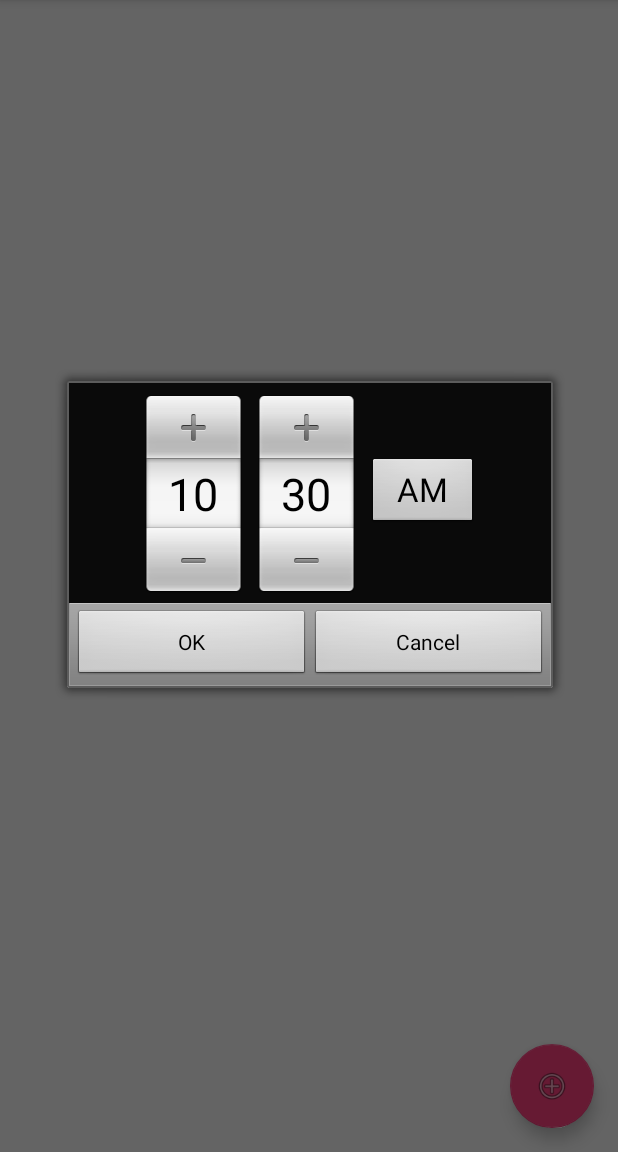
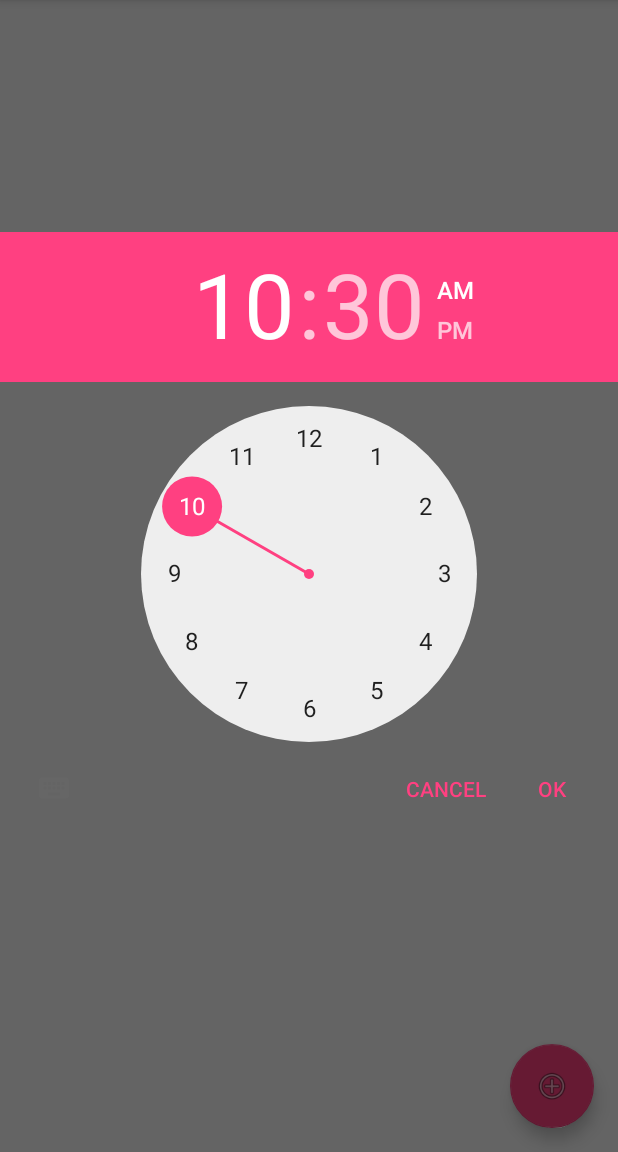
Before and after one commit to n256Coding/CrazyAlarm, an Android app: the screen it shows after launch (MainActivity), after a tap on an icon or button, on a phone screen of 412 x 824 dp, the part 84-1236 px from its top. Run offline under Robolectric (Android 15) with nearby library versions, the phone set to English and light mode, and no system bars.

Commit message:
Bug fixes and UI improvements.

```diff
--- a/app/src/main/AndroidManifest.xml
+++ b/app/src/main/AndroidManifest.xml
@@ -27,7 +27,7 @@
             android:name=".AlarmViewerActivity"
             android:configChanges="orientation|keyboardHidden|screenSize"
             android:label="@string/title_activity_alarm_viewer"
-            android:theme="@style/FullscreenTheme"
+            android:theme="@style/AppTheme"
             android:excludeFromRecents="true"
             android:launchMode="singleTop"/>
 
--- a/app/src/main/java/com/n256coding/crazyalarm/MainActivity.java
+++ b/app/src/main/java/com/n256coding/crazyalarm/MainActivity.java
@@ -1,6 +1,8 @@
 package com.n256coding.crazyalarm;
 
 import android.app.TimePickerDialog;
+import android.graphics.Color;
+import android.graphics.drawable.ColorDrawable;
 import android.media.MediaPlayer;
 import android.support.design.widget.FloatingActionButton;
 import android.support.v7.app.AppCompatActivity;
@@ -39,6 +41,7 @@ public class MainActivity extends AppCompatActivity {
         lvAlarmList = findViewById(R.id.lv_alarmList);
         fabAddAlarm = findViewById(R.id.fab_addAlarm);
 
+
         List<Alarm> alarmList = new ArrayList<>();
         try {
             alarmList = Alarm.getAllAlarms(getApplicationContext());
@@ -54,7 +57,6 @@ public class MainActivity extends AppCompatActivity {
             @Override
             public void onClick(View view) {
                 TimePickerDialog timePickerDialog = new TimePickerDialog(MainActivity.this,
-                        1,
                         new TimePickerDialog.OnTimeSetListener() {
                             @Override
                             public void onTimeSet(TimePicker timePicker, int i, int i1) {
@@ -74,6 +76,7 @@ public class MainActivity extends AppCompatActivity {
                         DateEx.getCurrentHourOfDay(),
                         DateEx.getCurrentMinute(),
                         false);
+                timePickerDialog.getWindow().setBackgroundDrawable(new ColorDrawable(Color.TRANSPARENT));
                 timePickerDialog.show();
             }
         });
--- a/app/src/main/java/com/n256coding/crazyalarm/adapters/CustomAdapter.java
+++ b/app/src/main/java/com/n256coding/crazyalarm/adapters/CustomAdapter.java
@@ -60,7 +60,6 @@ public class CustomAdapter extends RecyclerView.Adapter<CustomAdapter.ViewHolder
                 @Override
                 public void onClick(View view) {
                     TimePickerDialog timePicker = new TimePickerDialog(view.getContext(),
-                            1,
                             new TimePickerDialog.OnTimeSetListener() {
                                 @Override
                                 public void onTimeSet(TimePicker timePicker, int hourOfDay, int minute) {
--- a/app/src/main/java/com/n256coding/crazyalarm/helper/AlarmActivator.java
+++ b/app/src/main/java/com/n256coding/crazyalarm/helper/AlarmActivator.java
@@ -11,7 +11,7 @@ import com.n256coding.crazyalarm.recievers.AlarmReceiver;
 
 public class AlarmActivator {
 
-    public static void activeAlarm(Context context, Alarm alarm) {
+    public static void activateAlarm(Context context, Alarm alarm) {
         AlarmManager alarmManager = (AlarmManager) context.getSystemService(Context.ALARM_SERVICE);
         Intent intent = new Intent(context, AlarmReceiver.class);
         intent.putExtra("alarm", alarm);
--- a/app/src/main/res/layout/activity_main.xml
+++ b/app/src/main/res/layout/activity_main.xml
@@ -4,19 +4,8 @@
     xmlns:tools="http://schemas.android.com/tools"
     android:layout_width="match_parent"
     android:layout_height="match_parent"
+    android:theme="@style/AppTheme"
     tools:context="com.n256coding.crazyalarm.MainActivity">
-
-
-    <android.support.design.widget.FloatingActionButton
-        android:id="@+id/fab_addAlarm"
-        android:layout_width="wrap_content"
-        android:layout_height="wrap_content"
-        android:layout_marginBottom="16dp"
-        android:layout_marginEnd="16dp"
-        android:clickable="true"
-        app:layout_constraintBottom_toBottomOf="parent"
-        app:layout_constraintEnd_toEndOf="parent"
-        app:srcCompat="@android:drawable/ic_menu_add" />
 
     <android.support.v7.widget.RecyclerView
         android:id="@+id/lv_alarmList"
@@ -28,4 +17,17 @@
         app:layout_constraintStart_toStartOf="parent"
         app:layout_constraintTop_toTopOf="parent"
         app:layout_constraintVertical_bias="1.0" />
+
+    <android.support.design.widget.FloatingActionButton
+        android:id="@+id/fab_addAlarm"
+        android:layout_width="wrap_content"
+        android:layout_height="wrap_content"
+        android:layout_marginBottom="16dp"
+        android:layout_marginEnd="16dp"
+        android:clickable="true"
+        android:focusable="true"
+        app:layout_constraintBottom_toBottomOf="parent"
+        app:layout_constraintEnd_toEndOf="parent"
+        app:srcCompat="@android:drawable/ic_menu_add" />
+
 </android.support.constraint.ConstraintLayout>
```
Also changed, not shown: app/src/main/java/com/n256coding/crazyalarm/AlarmViewerActivity.java (+14 -6 lines), app/src/main/java/com/n256coding/crazyalarm/helper/MathEquation.java (+6 -3 lines), app/src/main/java/com/n256coding/crazyalarm/model/Alarm.java (+3 -4 lines), app/src/main/java/com/n256coding/crazyalarm/services/AlarmService.java (+34 -10 lines).
